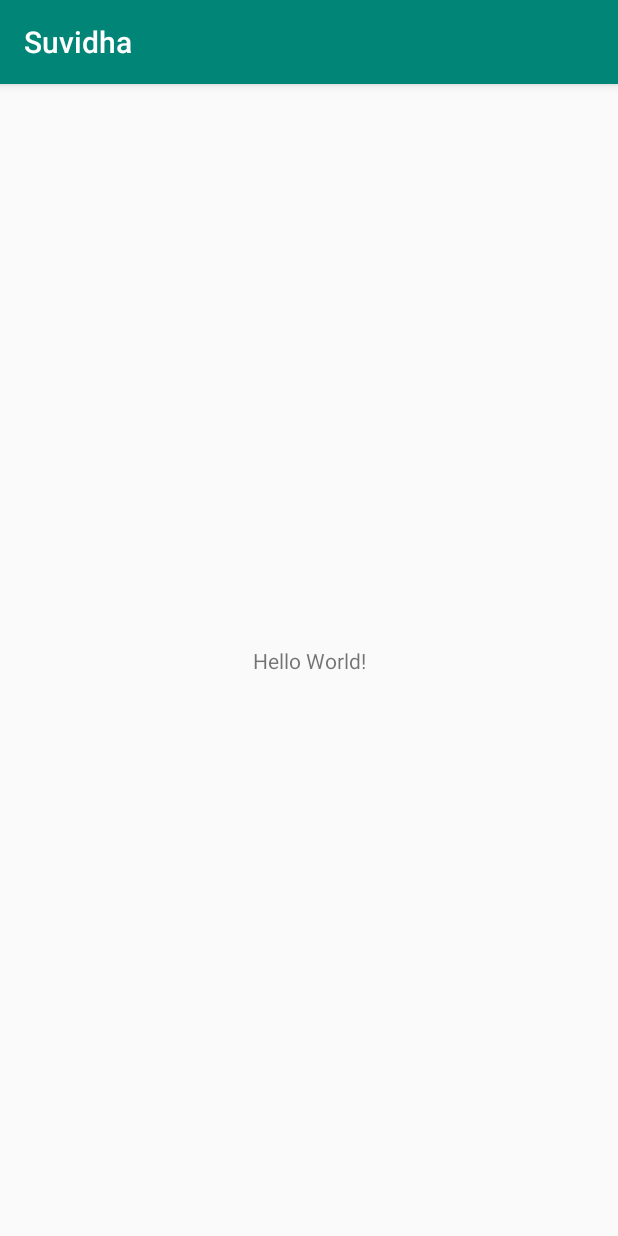
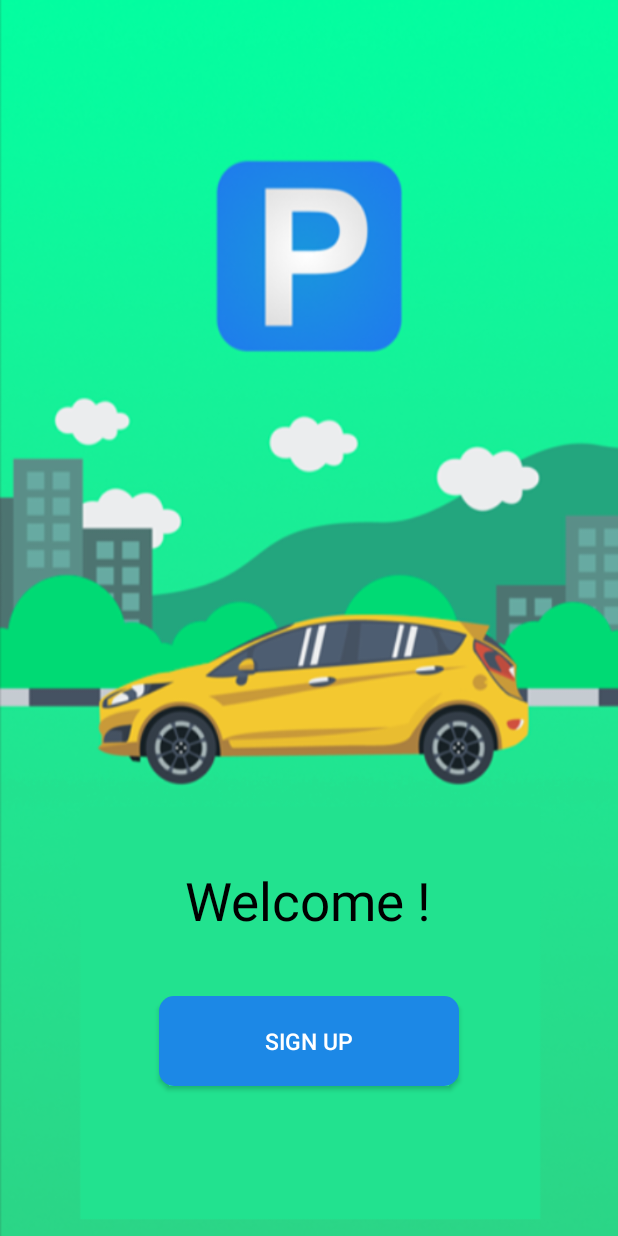
Before and after one commit to Sidg612/UPES-HACKATHON-IDEA-APP, an Android app: the screen it shows after launch (MainActivity), on a phone screen of 412 x 824 dp. Run offline under Robolectric (Android 15) with nearby library versions, the phone set to English and light mode, and no system bars.

Commit message:
Added the activity for the Sign up

```diff
--- a/app/build.gradle
+++ b/app/build.gradle
@@ -25,7 +25,7 @@ android {
 
 dependencies {
     implementation fileTree(dir: 'libs', include: ['*.jar'])
-    implementation"org.jetbrains.kotlin:kotlin-stdlib-jdk7:$kotlin_version"
+    implementation "org.jetbrains.kotlin:kotlin-stdlib-jdk7:$kotlin_version"
     implementation 'androidx.appcompat:appcompat:1.1.0'
     implementation 'androidx.core:core-ktx:1.2.0'
     implementation 'androidx.constraintlayout:constraintlayout:1.1.3'
--- a/app/src/main/AndroidManifest.xml
+++ b/app/src/main/AndroidManifest.xml
@@ -9,6 +9,7 @@
         android:roundIcon="@mipmap/ic_launcher_round"
         android:supportsRtl="true"
         android:theme="@style/AppTheme">
+        <activity android:name=".SignupActivity"></activity>
         <activity android:name=".MainActivity">
             <intent-filter>
                 <action android:name="android.intent.action.MAIN" />
--- a/app/src/main/java/com/writetosid/suvidha/MainActivity.kt
+++ b/app/src/main/java/com/writetosid/suvidha/MainActivity.kt
@@ -1,12 +1,25 @@
 package com.writetosid.suvidha
 
+import android.content.Intent
 import androidx.appcompat.app.AppCompatActivity
 import android.os.Bundle
+import kotlinx.android.synthetic.main.activity_main.*
 
 class MainActivity : AppCompatActivity() {
 
     override fun onCreate(savedInstanceState: Bundle?) {
         super.onCreate(savedInstanceState)
         setContentView(R.layout.activity_main)
+
+        signUpBtn.setOnClickListener{
+
+            val intent= Intent(this,SignupActivity::class.java)
+
+            startActivity(intent)
+
+
+        }
+
+
     }
 }
--- /dev/null
+++ b/app/src/main/res/drawable/signupbtn.xml
@@ -0,0 +1,7 @@
+<?xml version="1.0" encoding="utf-8"?>
+<shape xmlns:android="http://schemas.android.com/apk/res/android" android:shape="rectangle">
+
+    <size android:width="120dp" android:height="60dp"/>
+    <solid android:color="#1C88E6"/>
+    <corners android:radius="10dp"/>
+</shape>
--- a/app/src/main/res/layout/activity_main.xml
+++ b/app/src/main/res/layout/activity_main.xml
@@ -1,18 +1,38 @@
 <?xml version="1.0" encoding="utf-8"?>
-<androidx.constraintlayout.widget.ConstraintLayout xmlns:android="http://schemas.android.com/apk/res/android"
+<FrameLayout xmlns:android="http://schemas.android.com/apk/res/android"
     xmlns:app="http://schemas.android.com/apk/res-auto"
     xmlns:tools="http://schemas.android.com/tools"
     android:layout_width="match_parent"
     android:layout_height="match_parent"
+    android:background="#23E28F"
     tools:context=".MainActivity">
+
+    <ImageView
+        android:layout_width="match_parent"
+        android:layout_height="wrap_content"
+        android:src="@drawable/signupback"
+        android:scaleType="fitXY" />
 
     <TextView
         android:layout_width="wrap_content"
         android:layout_height="wrap_content"
-        android:text="Hello World!"
-        app:layout_constraintBottom_toBottomOf="parent"
-        app:layout_constraintLeft_toLeftOf="parent"
-        app:layout_constraintRight_toRightOf="parent"
-        app:layout_constraintTop_toTopOf="parent" />
+        android:text="Welcome !"
+        android:textSize="35sp"
+        android:textColor="@android:color/black"
+        android:layout_gravity="center|bottom"
+        android:layout_marginBottom="200dp"
+        />
 
-</androidx.constraintlayout.widget.ConstraintLayout>
+    <Button
+        android:id="@+id/signUpBtn"
+        android:layout_marginBottom="100dp"
+        android:layout_width="200dp"
+        android:layout_height="wrap_content"
+        android:text="Sign up"
+        android:textSize="15sp"
+        android:layout_gravity="bottom|center"
+        android:textColor="@android:color/white"
+        android:background="@drawable/signupbtn"
+        />
+
+</FrameLayout>
--- a/app/src/main/res/values/colors.xml
+++ b/app/src/main/res/values/colors.xml
@@ -1,6 +1,6 @@
 <?xml version="1.0" encoding="utf-8"?>
 <resources>
-    <color name="colorPrimary">#008577</color>
+    <color name="colorPrimary">#23E28F</color>
     <color name="colorPrimaryDark">#00574B</color>
     <color name="colorAccent">#D81B60</color>
 </resources>
--- a/app/src/main/res/values/styles.xml
+++ b/app/src/main/res/values/styles.xml
@@ -1,7 +1,7 @@
 <resources>
 
     <!-- Base application theme. -->
-    <style name="AppTheme" parent="Theme.AppCompat.Light.DarkActionBar">
+    <style name="AppTheme" parent="Theme.AppCompat.Light.NoActionBar">
         <!-- Customize your theme here. -->
         <item name="colorPrimary">@color/colorPrimary</item>
         <item name="colorPrimaryDark">@color/colorPrimaryDark</item>
```
Also changed, not shown: app/src/main/java/com/writetosid/suvidha/SignupActivity.kt (added, +12 -0 lines), app/src/main/res/layout/activity_signup.xml (added, +94 -0 lines), app/src/main/res/drawable/signupback.PNG (added).
